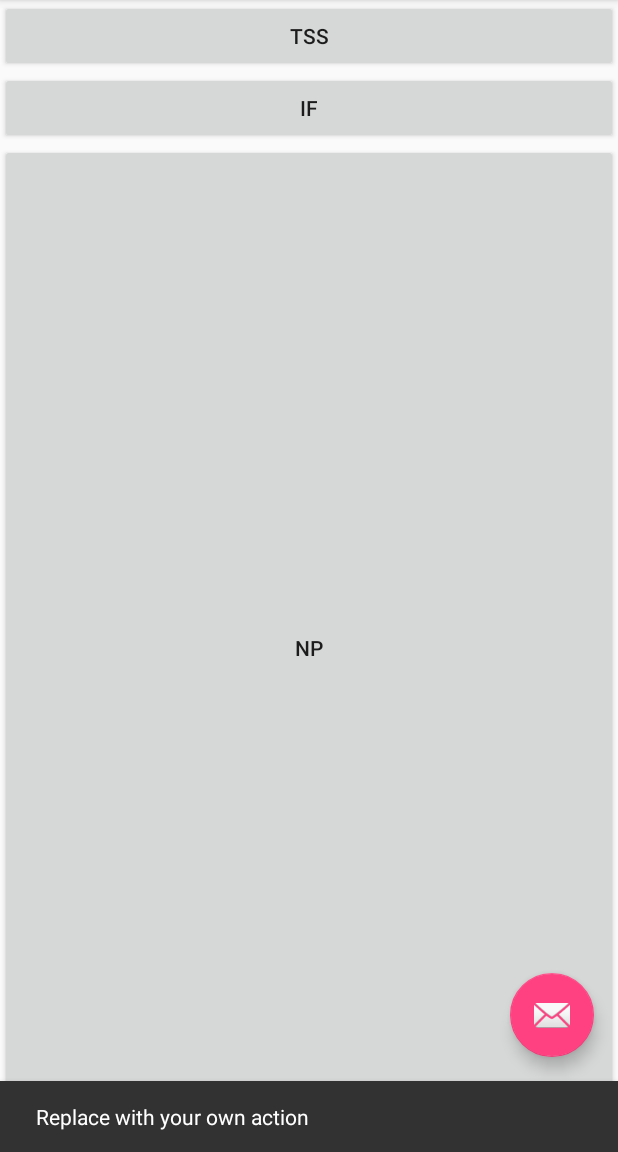
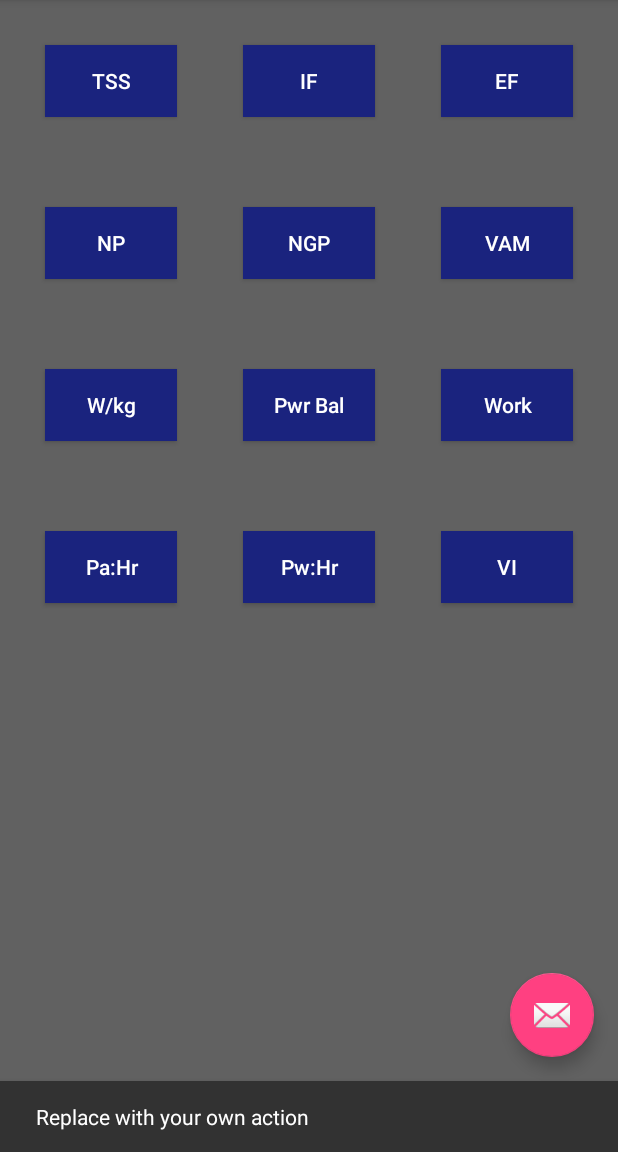
Before and after one commit to coreyjamesco/AndroidSandbox, an Android app: the screen it shows after launch (MyActivity), after a tap on an icon or button, on a phone screen of 412 x 824 dp, the part 84-1236 px from its top. Run offline under Robolectric (Android 15) with nearby library versions, the phone set to English and light mode, and no system bars.

Commit message:
using relative layout ... dialed in the colors

```diff
--- a/MyFirstApp/app/src/main/java/com/example/coreyjamesco/myfirstapp/DisplayMessageActivity.java
+++ b/MyFirstApp/app/src/main/java/com/example/coreyjamesco/myfirstapp/DisplayMessageActivity.java
@@ -1,6 +1,7 @@
 package com.example.coreyjamesco.myfirstapp;
 
 import android.content.Intent;
+import android.graphics.Color;
 import android.os.Bundle;
 import android.support.design.widget.FloatingActionButton;
 import android.support.design.widget.Snackbar;
@@ -35,6 +36,7 @@ public class DisplayMessageActivity extends AppCompatActivity {
         TextView textView = new TextView(this);
         textView.setTextSize(20);
         textView.setText(message);
+        textView.setTextColor(Color.parseColor("#FFFFFF"));
 
         RelativeLayout layout = (RelativeLayout) findViewById(R.id.content);
         layout.addView(textView);
--- a/MyFirstApp/app/src/main/res/layout/content_display_message.xml
+++ b/MyFirstApp/app/src/main/res/layout/content_display_message.xml
@@ -11,6 +11,6 @@
     app:layout_behavior="@string/appbar_scrolling_view_behavior"
     tools:context="com.example.coreyjamesco.myfirstapp.DisplayMessageActivity"
     tools:showIn="@layout/activity_display_message"
-    android:id="@+id/content">
-
+    android:id="@+id/content"
+    android:background="#616161">
 </RelativeLayout>
--- a/MyFirstApp/app/src/main/res/layout/content_my.xml
+++ b/MyFirstApp/app/src/main/res/layout/content_my.xml
@@ -1,75 +1,154 @@
 <?xml version="1.0" encoding="utf-8"?>
-<LinearLayout xmlns:android="http://schemas.android.com/apk/res/android"
+<RelativeLayout xmlns:android="http://schemas.android.com/apk/res/android"
     xmlns:app="http://schemas.android.com/apk/res-auto"
     xmlns:tools="http://schemas.android.com/tools"
     android:orientation="vertical"
     android:layout_width="match_parent"
     android:layout_height="match_parent"
+    android:background="#616161"
     app:layout_behavior="@string/appbar_scrolling_view_behavior"
     tools:showIn="@layout/activity_my">
         <Button
-            android:layout_width="match_parent"
+            android:layout_alignParentTop="true"
+            android:layout_alignParentLeft="true"
+            android:layout_width="wrap_content"
             android:layout_height="wrap_content"
-            android:layout_weight="0"
+            android:layout_margin="30dp"
             android:text="@string/tp_tss"
-            android:onClick="translateTSS"/>
+            android:onClick="translateTSS"
+            android:id="@+id/tp_tss"
+            android:textColor="#FFFFFF"
+            android:background="#1A237E"
+            android:textAllCaps="false"/>
         <Button
-            android:layout_width="match_parent"
+            android:layout_width="wrap_content"
             android:layout_height="wrap_content"
-            android:layout_weight="0"
+            android:layout_alignParentTop="true"
+            android:layout_centerHorizontal="true"
+            android:layout_margin="30dp"
             android:text="@string/tp_if"
-            android:onClick="translateIF"/>
+            android:onClick="translateIF"
+            android:id="@+id/tp_if"
+            android:textColor="#FFFFFF"
+            android:background="#1A237E"
+            android:textAllCaps="false"/>
         <Button
-            android:layout_width="match_parent"
-            android:layout_height="0dp"
-            android:layout_weight="1"
+            android:layout_alignParentTop="true"
+            android:layout_alignParentRight="true"
+            android:layout_width="wrap_content"
+            android:layout_margin="30dp"
+            android:layout_height="wrap_content"
+            android:text="@string/tp_ef"
+            android:onClick="translateEF"
+            android:id="@+id/tp_ef"
+            android:textColor="#FFFFFF"
+            android:background="#1A237E"
+            android:textAllCaps="false"/>
+        <Button
+            android:layout_width="wrap_content"
+            android:layout_height="wrap_content"
+            android:layout_below="@id/tp_tss"
             android:text="@string/tp_np"
-            android:onClick="translateNP"/>
-    <!--
-       <Button
-           android:layout_width="wrap_content"
-           android:layout_height="wrap_content"
-           android:text="@string/tp_vi"
-           android:onClick="translateVI"/>
-       <Button
-           android:layout_width="wrap_content"
-           android:layout_height="wrap_content"
-           android:text="@string/tp_ef"
-           android:onClick="translateEF"/>
-       <Button
-           android:layout_width="wrap_content"
-           android:layout_height="wrap_content"
-           android:text="@string/tp_wkg"
-           android:onClick="translateWkg"/>
-       <Button
-           android:layout_width="wrap_content"
-           android:layout_height="wrap_content"
-           android:text="@string/tp_pwrbal"
-           android:onClick="translatePwrBal"/>
-       <Button
-           android:layout_width="wrap_content"
-           android:layout_height="wrap_content"
-           android:text="@string/tp_ngp"
-           android:onClick="translateNGP"/>
-       <Button
-           android:layout_width="wrap_content"
-           android:layout_height="wrap_content"
-           android:text="@string/tp_work"
-           android:onClick="translateWork"/>
-       <Button
-           android:layout_width="wrap_content"
-           android:layout_height="wrap_content"
-           android:text="@string/tp_pahr"
-           android:onClick="translatePaPwHr"/>
-       <Button
-           android:layout_width="wrap_content"
-           android:layout_height="wrap_content"
-           android:text="@string/tp_pwhr"
-           android:onClick="translatePaPwHr"/>
-       <Button
-           android:layout_width="wrap_content"
-           android:layout_height="wrap_content"
-           android:text="@string/tp_vam"
-           android:onClick="translateVAM"/>
-           -->
-</LinearLayout>
+            android:onClick="translateNP"
+            android:textColor="#FFFFFF"
+            android:background="#1A237E"
+            android:layout_margin="30dp"
+            android:id="@+id/tp_np"
+            android:textAllCaps="false"/>
+        <Button
+            android:layout_width="wrap_content"
+            android:layout_height="wrap_content"
+            android:text="@string/tp_ngp"
+            android:onClick="translateNGP"
+            android:id="@+id/tp_ngp"
+            android:textColor="#FFFFFF"
+            android:background="#1A237E"
+            android:layout_below="@+id/tp_if"
+            android:layout_margin="30dp"
+            android:layout_centerHorizontal="true"
+            android:textAllCaps="false"/>
+        <Button
+            android:layout_width="wrap_content"
+            android:layout_height="wrap_content"
+            android:text="@string/tp_vam"
+            android:onClick="translateVAM"
+            android:id="@+id/tp_vam"
+            android:textColor="#FFFFFF"
+            android:background="#1A237E"
+            android:layout_below="@+id/tp_ef"
+            android:layout_margin="30dp"
+            android:layout_alignParentRight="true"
+            android:textAllCaps="false"/>
+        <Button
+            android:layout_width="wrap_content"
+            android:layout_height="wrap_content"
+            android:text="@string/tp_wkg"
+            android:onClick="translateWkg"
+            android:id="@+id/tp_wkg"
+            android:textColor="#FFFFFF"
+            android:background="#1A237E"
+            android:layout_below="@+id/tp_np"
+            android:layout_margin="30dp"
+            android:layout_alignParentLeft="true"
+            android:textAllCaps="false"/>
+        <Button
+            android:layout_width="wrap_content"
+            android:layout_height="wrap_content"
+            android:text="@string/tp_pwrbal"
+            android:onClick="translatePwrBal"
+            android:id="@+id/tp_pwrbal"
+            android:textColor="#FFFFFF"
+            android:background="#1A237E"
+            android:layout_below="@+id/tp_ngp"
+            android:layout_margin="30dp"
+            android:layout_centerHorizontal="true"
+            android:textAllCaps="false"/>
+        <Button
+            android:layout_width="wrap_content"
+            android:layout_height="wrap_content"
+            android:text="@string/tp_work"
+            android:onClick="translateWork"
+            android:id="@+id/tp_work"
+            android:textColor="#FFFFFF"
+            android:background="#1A237E"
+            android:layout_below="@+id/tp_vam"
+            android:layout_margin="30dp"
+            android:layout_alignParentRight="true"
+            android:textAllCaps="false"/>
+        <Button
+            android:layout_width="wrap_content"
+            android:layout_height="wrap_content"
+            android:text="@string/tp_pahr"
+            android:onClick="translatePaPwHr"
+            android:id="@+id/tp_pahr"
+            android:textColor="#FFFFFF"
+            android:background="#1A237E"
+            android:layout_below="@+id/tp_wkg"
+            android:layout_margin="30dp"
+            android:layout_alignParentLeft="true"
+            android:textAllCaps="false"/>
+        <Button
+            android:layout_width="wrap_content"
+            android:layout_height="wrap_content"
+            android:text="@string/tp_pwhr"
+            android:onClick="translatePaPwHr"
+            android:id="@+id/tp_pwhr"
+            android:textColor="#FFFFFF"
+            android:background="#1A237E"
+            android:layout_below="@+id/tp_pwrbal"
+            android:layout_margin="30dp"
+            android:layout_centerHorizontal="true"
+            android:textAllCaps="false"/>
+        <Button
+            android:layout_width="wrap_content"
+            android:layout_height="wrap_content"
+            android:text="@string/tp_vi"
+            android:onClick="translateVI"
+            android:id="@+id/tp_vi"
+            android:textColor="#FFFFFF"
+            android:background="#1A237E"
+            android:layout_margin="30dp"
+            android:layout_below="@+id/tp_work"
+            android:layout_alignParentRight="true"
+            android:textAllCaps="false"/>
+</RelativeLayout>
--- a/MyFirstApp/app/src/main/res/values/strings.xml
+++ b/MyFirstApp/app/src/main/res/values/strings.xml
@@ -1,20 +1,27 @@
 <resources>
     <string name="app_name">TrainingPeaks Translator</string>
     <string name="action_settings">Settings</string>
+
     <string name="tp_tss">TSS</string>
     <!-- get fancy for combining definitions for IF to suite both pace and power -->
     <string name="tp_if">IF</string>
-    <string name="tp_np">NP</string>
-    <string name="tp_vi">VI</string>
     <!-- get fancy for combining definitions for EF to suite both pace and power -->
     <string name="tp_ef">EF</string>
+
+    <string name="tp_np">NP</string>
+    <string name="tp_ngp">NGP</string>
+    <string name="tp_vam">VAM</string>
+
+
     <string name="tp_wkg">W/kg</string>
     <string name="tp_pwrbal">Pwr Bal</string>
-    <string name="tp_ngp">NGP</string>
     <string name="tp_work">Work</string>
+
     <!-- combine Aerobic Decoupling for both Pace and Power and get fancy with the definition for combining -->
     <string name="tp_pahr">Pa:Hr</string>
     <string name="tp_pwhr">Pw:Hr</string>
-    <string name="tp_vam">VAM</string>
+    <string name="tp_vi">VI</string>
+
+
     <string name="title_activity_display_message">Back to terms</string>
 </resources>
```
